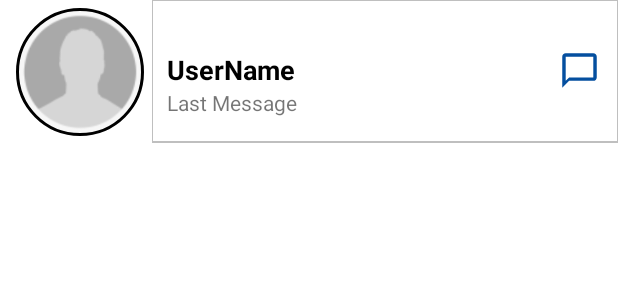
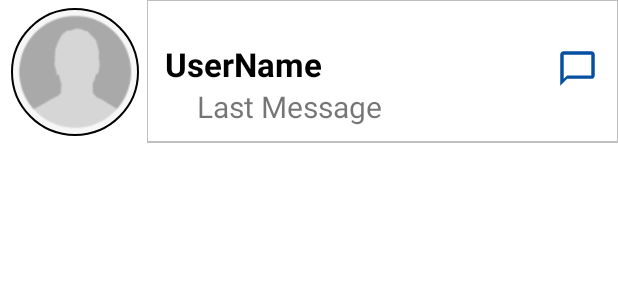
Before and after one commit to Ene-420/Messenger_Application, an Android app: the layout user_chat_sample.xml on its own in the app's theme, with its tools: preview values and no code run, on a phone screen of 412 x 824 dp. Shown: the top 300 px of the screen. Run offline under Robolectric (Android 15) with nearby library versions, the phone set to English and light mode, and no system bars; Roboto replaces fonts that are not available here.

```diff
--- a/app/src/main/res/layout/user_chat_sample.xml
+++ b/app/src/main/res/layout/user_chat_sample.xml
@@ -10,11 +10,11 @@
         android:layout_height="96dp"
         android:layout_width="96dp"
         android:id="@+id/profile_image"
-        android:layout_marginStart="5dp"
+        android:layout_marginStart="2dp"
         android:padding="5dp"
         android:src="@drawable/face"
         app:civ_border_color="#FF000000"
-        app:civ_border_width="2dp"/>
+        app:civ_border_width="1dp"/>
 
     <LinearLayout
         android:layout_height="match_parent"
@@ -33,7 +33,7 @@
             android:paddingBottom="5dp"
             android:text="UserName"
             android:textColor="@color/black"
-            android:textSize="18sp"
+            android:textSize="22sp"
             android:textStyle="bold"
 
             />
@@ -51,11 +51,12 @@
             android:id="@+id/last_message"
             android:layout_width="250dp"
             android:layout_height="wrap_content"
-            android:layout_marginStart="-20dp"
+            android:layout_marginStart="1dp"
             android:layout_marginTop="-5dp"
             android:paddingTop="2dp"
             android:paddingBottom="2dp"
             android:text="Last Message"
+            android:textSize="20sp"
 
             />
 
```
Also changed, not shown: app/src/main/java/com/example/myapplication/fragments/ChatsFragment.java (+28 -22 lines), app/src/main/java/com/example/myapplication/fragments/MapsFragment.java (+90 -2 lines).
